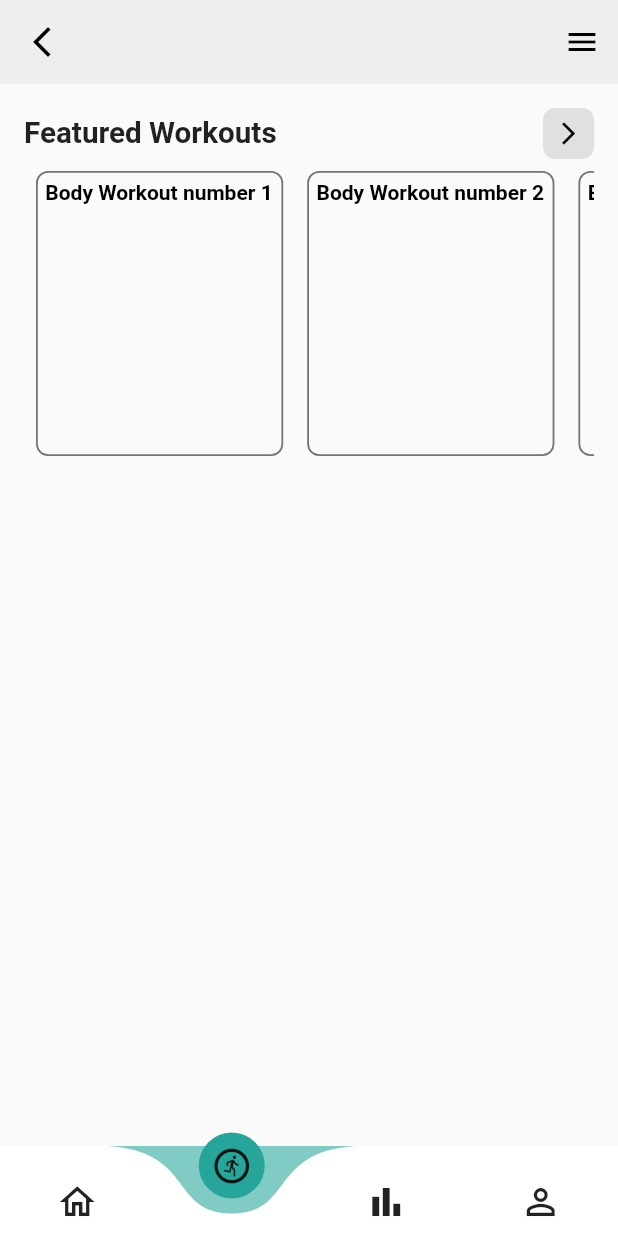
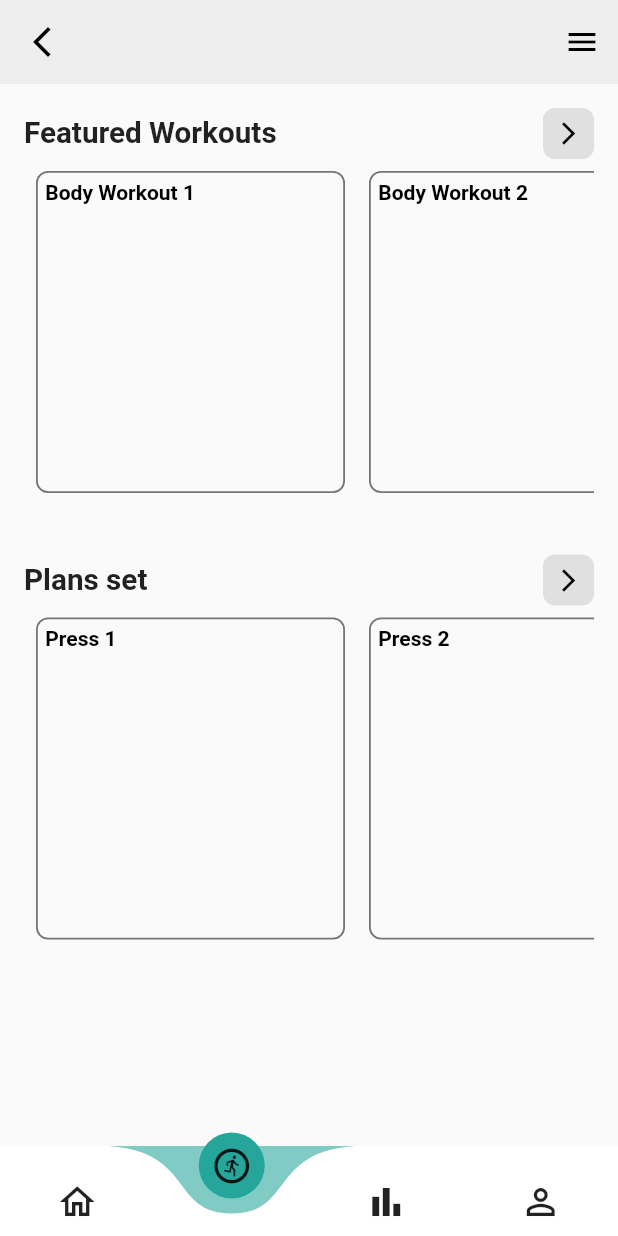
Before and after one commit to rennylangat/FitnessPal, a Flutter app: the screen it shows after launch, item 2 of the bottom bar chosen, on a phone screen of 412 x 824 dp. Run offline on Flutter 3.47's test engine with Material 2 defaults, Android fonts, the phone set to English and light mode, and no system bars; drawn by our look-alikes of curved_navigation_bar; our stand-ins replace syncfusion_flutter_gauges.

Commit message:
Work out

```diff
--- a/lib/screens/home_screen/home_screen.dart
+++ b/lib/screens/home_screen/home_screen.dart
@@ -1,3 +1,4 @@
+import 'package:fitness_pal/screens/main_screen/components/single_meal.dart';
 import 'package:fitness_pal/screens/main_screen/main_screen.dart';
 import 'package:fitness_pal/size_config.dart';
 import 'package:flutter/material.dart';
@@ -394,7 +395,14 @@ class TodayMeals extends StatelessWidget {
         child: Column(
           crossAxisAlignment: CrossAxisAlignment.start,
           children: [
-            Container(
+            Hero(
+              tag: "meals",
+              child: InkWell(
+                onTap: () {
+                  Navigator.push(context,
+                      MaterialPageRoute(builder: (context) => SingleMeal()));
+                },
+                child: Container(
                   height: SizeConfig.screenHeight * 0.1,
                   decoration: BoxDecoration(
                       image: DecorationImage(
@@ -402,6 +410,8 @@ class TodayMeals extends StatelessWidget {
                       borderRadius: BorderRadius.only(
                           bottomLeft: Radius.circular(16),
                           bottomRight: Radius.circular(16))),
+                ),
+              ),
             ),
             SizedBox(
               height: getProportionateScreenHeight(5),
--- /dev/null
+++ b/lib/screens/main_screen/components/single_meal.dart
@@ -0,0 +1,27 @@
+import 'package:fitness_pal/size_config.dart';
+import 'package:flutter/material.dart';
+
+class SingleMeal extends StatelessWidget {
+  const SingleMeal({Key? key}) : super(key: key);
+
+  @override
+  Widget build(BuildContext context) {
+    return Scaffold(
+      body: SafeArea(
+        child: SingleChildScrollView(
+          child: Column(
+            children: [
+              Hero(
+                  tag: 'meal',
+                  child: Container(
+                    width: SizeConfig.screenWidth,
+                    height: SizeConfig.screenHeight * 0.3,
+                    child: Image.asset("assets/images/granola.png"),
+                  ))
+            ],
+          ),
+        ),
+      ),
+    );
+  }
+}
--- a/lib/screens/workout_screen/workout_screen.dart
+++ b/lib/screens/workout_screen/workout_screen.dart
@@ -1,3 +1,4 @@
+import 'package:fitness_pal/screens/main_screen/main_screen.dart';
 import 'package:fitness_pal/size_config.dart';
 import 'package:flutter/material.dart';
 
@@ -21,7 +22,10 @@ class _WorkOutScreenState extends State<WorkOutScreen> {
             color: Colors.black,
           ),
           onPressed: () {
-            Navigator.of(context).pop();
+            Navigator.of(context).pushAndRemoveUntil(
+                MaterialPageRoute(
+                    builder: (context) => MainScreen(currPage: 0)),
+                (route) => false);
           },
         ),
         actions: [
@@ -65,36 +69,59 @@ class _WorkOutScreenState extends State<WorkOutScreen> {
                 ),
                 Container(
                   width: SizeConfig.screenWidth,
-                  height: SizeConfig.screenHeight * 0.25,
+                  height: SizeConfig.screenHeight * 0.28,
                   child: ListView.builder(
                       scrollDirection: Axis.horizontal,
                       itemCount: 6,
                       itemBuilder: (BuildContext context, int index) {
-                        return Container(
-                            width: SizeConfig.screenWidth * 0.4,
-                            height: SizeConfig.screenHeight * 0.22,
-                            margin: const EdgeInsets.all(8.0),
-                            decoration: BoxDecoration(
-                                borderRadius:
-                                    BorderRadius.all(Radius.circular(8)),
-                                border: Border.all(
-                                    color: Colors.grey.shade600, width: 1.2)),
-                            child: Padding(
-                              padding: const EdgeInsets.all(5.0),
-                              child: Column(
-                                crossAxisAlignment: CrossAxisAlignment.start,
+                        return FeaturedWorkoutCard(
+                          title: "Body Workout",
+                          time: "50 min",
+                          index: index,
+                        );
+                      }),
+                ),
+                SizedBox(
+                  height: getProportionateScreenHeight(30),
+                ),
+                Row(
+                  mainAxisAlignment: MainAxisAlignment.spaceBetween,
                   children: [
                     Text(
-                                    "Body Workout number ${index + 1}",
+                      "Plans set ",
                       style: TextStyle(
+                          fontSize: getProportionateScreenHeight(18),
+                          fontWeight: FontWeight.w700),
+                    ),
+                    Container(
+                      decoration: BoxDecoration(
+                          color: Colors.grey.shade300,
+                          borderRadius: BorderRadius.all(Radius.circular(8))),
+                      child: Padding(
+                        padding: const EdgeInsets.all(8.0),
+                        child: Icon(
+                          Icons.arrow_forward_ios_outlined,
                           color: Colors.black,
-                                        fontWeight: FontWeight.w600),
+                          size: 18,
                         ),
+                      ),
+                    )
                   ],
                 ),
-                            ));
+                Container(
+                  width: SizeConfig.screenWidth,
+                  height: SizeConfig.screenHeight * 0.28,
+                  child: ListView.builder(
+                      scrollDirection: Axis.horizontal,
+                      itemCount: 6,
+                      itemBuilder: (BuildContext context, int index) {
+                        return FeaturedWorkoutCard(
+                          title: "Press",
+                          time: "50 min",
+                          index: index,
+                        );
                       }),
-                )
+                ),
               ],
             ),
           ),
@@ -103,3 +130,38 @@ class _WorkOutScreenState extends State<WorkOutScreen> {
     );
   }
 }
+
+class FeaturedWorkoutCard extends StatelessWidget {
+  final String title, time;
+  final int index;
+  const FeaturedWorkoutCard({
+    Key? key,
+    required this.index,
+    required this.title,
+    required this.time,
+  }) : super(key: key);
+
+  @override
+  Widget build(BuildContext context) {
+    return Container(
+        width: SizeConfig.screenWidth * 0.5,
+        height: SizeConfig.screenHeight * 0.25,
+        margin: const EdgeInsets.all(8.0),
+        decoration: BoxDecoration(
+            borderRadius: BorderRadius.all(Radius.circular(8)),
+            border: Border.all(color: Colors.grey.shade600, width: 1.2)),
+        child: Padding(
+          padding: const EdgeInsets.all(5.0),
+          child: Column(
+            crossAxisAlignment: CrossAxisAlignment.start,
+            children: [
+              Text(
+                "$title ${index + 1}",
+                style:
+                    TextStyle(color: Colors.black, fontWeight: FontWeight.w600),
+              ),
+            ],
+          ),
+        ));
+  }
+}
```
Lines whose indentation alone changed are shown as unchanged.
